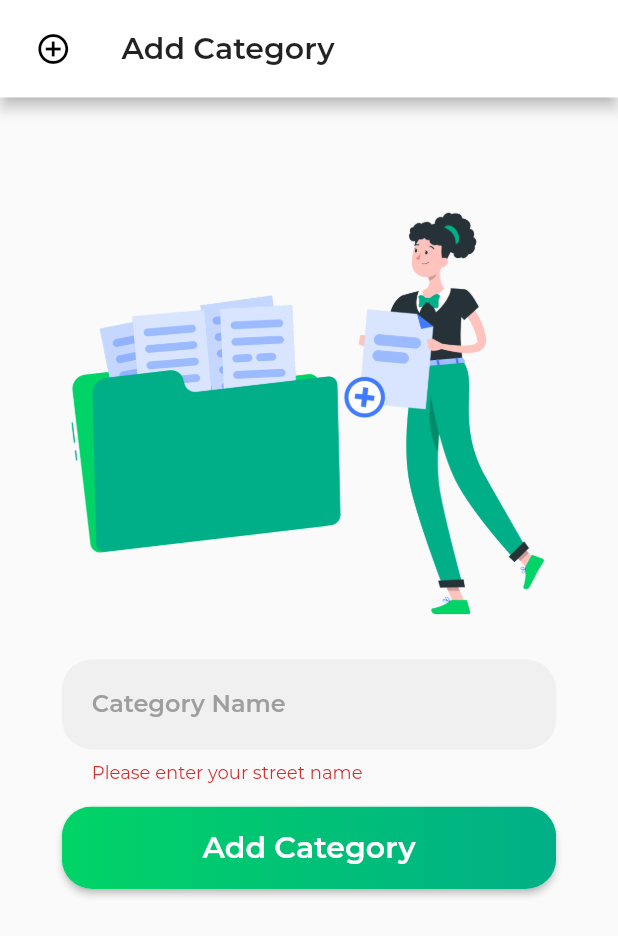
After one commit to youssefdegweyy/mobile_development, a Flutter app: the AddCategory screen opened by its route, after a tap on "Add Category", on a phone screen of 412 x 824 dp. The commit adds this screen. Shown: the top 936 px of the screen. Run offline on Flutter 3.47's test engine with Material 2 defaults, Android fonts, the light colour scheme and no system bars; our stand-ins replace auto_size_text, firebase_auth, firebase_core, flutter_spinkit, fluttertoast, shared_preferences; missing offline and left inert: confirm_dialog; accounts and stored records are empty; project files that could hold a hidden picture were left out.

Commit message:
Admin (Add Category)

```diff
--- a/lib/main.dart
+++ b/lib/main.dart
@@ -1,4 +1,6 @@
 import 'package:firebase_core/firebase_core.dart';
+import 'package:mycart/screens/admin/add_category.dart';
+import 'package:mycart/screens/admin/add_location.dart';
 import 'package:mycart/screens/contactus_screen.dart';
 import 'package:mycart/screens/offers_screen.dart';
 import 'package:mycart/screens/checkout.dart';
@@ -14,9 +16,9 @@
 import 'package:flutter/material.dart';
 import './screens/splash_screen.dart';
 
-void main() async{
+void main() async {
   WidgetsFlutterBinding.ensureInitialized();
-   await Firebase.initializeApp();
+  await Firebase.initializeApp();
   runApp(MyApp());
 }
 
@@ -65,6 +67,8 @@
         DrawerScreen.routeName: (ctx) => DrawerScreen(),
         CheckoutScreen.routeName: (ctx) => CheckoutScreen(),
         ContactUsScreen.routeName: (ctx) => ContactUsScreen(),
+        AddCategory.routeName: (ctx) => AddCategory(),
+        AddLocation.routeName: (ctx) => AddLocation(),
       },
     );
   }
--- /dev/null
+++ b/lib/screens/admin/add_category.dart
@@ -0,0 +1,139 @@
+import 'package:flutter/material.dart';
+
+class AddCategory extends StatefulWidget {
+  static const routeName = '/addCat';
+
+  @override
+  _AddCategoryState createState() => _AddCategoryState();
+}
+
+class _AddCategoryState extends State<AddCategory> {
+  final _formKey = GlobalKey<FormState>();
+
+  final phoneNumberController = TextEditingController();
+  @override
+  Widget build(BuildContext context) {
+    return Scaffold(
+      backgroundColor: Colors.white,
+      appBar: PreferredSize(
+        preferredSize: Size.fromHeight(0.0),
+        child: AppBar(
+          brightness: Brightness.dark,
+          flexibleSpace: Container(
+            decoration: new BoxDecoration(
+              gradient: LinearGradient(
+                colors: <Color>[
+                  Color(0xFF00d466),
+                  Color(0xFF00af87),
+                ],
+              ),
+            ),
+          ),
+        ),
+      ),
+      body: Scaffold(
+        appBar: AppBar(
+          toolbarHeight: 65,
+          automaticallyImplyLeading: false,
+          leadingWidth: 65,
+          title: Text(
+            "Add Category",
+            style: TextStyle(fontWeight: FontWeight.bold),
+          ),
+          leading: Padding(
+            padding: EdgeInsets.only(left: 15, right: 9, top: 9, bottom: 9),
+            child: IconButton(
+              icon: Icon(Icons.add_circle_outline),
+              onPressed: () => Navigator.of(context).pop(),
+            ),
+          ),
+        ),
+        body: Container(
+          child: ListView(
+            padding: EdgeInsets.only(
+              left: MediaQuery.of(context).size.width * 0.1,
+              right: MediaQuery.of(context).size.width * 0.1,
+              top: 30,
+              bottom: 30,
+            ),
+            children: [
+              Image(
+                image: AssetImage('assets/images/cat.png'),
+              ),
+              Form(
+                key: _formKey,
+                child: Column(
+                  mainAxisAlignment: MainAxisAlignment.center,
+                  crossAxisAlignment: CrossAxisAlignment.start,
+                  children: <Widget>[
+                    Padding(
+                      padding: EdgeInsets.only(top: 15),
+                      child: TextFormField(
+                        decoration: new InputDecoration(
+                          contentPadding: EdgeInsets.all(20),
+                          isDense: true,
+                          hintText: 'Category Name',
+                          hintStyle: new TextStyle(
+                              color: Colors.grey, fontWeight: FontWeight.bold),
+                          filled: true,
+                          border: OutlineInputBorder(
+                            borderRadius: BorderRadius.circular(20),
+                            borderSide: BorderSide(
+                              width: 0,
+                              style: BorderStyle.none,
+                            ),
+                          ),
+                        ),
+                        validator: (value) {
+                          if (value.isEmpty) {
+                            return 'Please enter your street name';
+                          }
+                          return null;
+                        },
+                      ),
+                    ),
+                    Padding(
+                      padding: EdgeInsets.only(top: 15),
+                      child: RaisedButton(
+                          shape: RoundedRectangleBorder(
+                              borderRadius: BorderRadius.circular(20.0)),
+                          padding: const EdgeInsets.all(0.0),
+                          child: Ink(
+                            decoration: const BoxDecoration(
+                              gradient: LinearGradient(
+                                colors: <Color>[
+                                  Color(0xFF00d466),
+                                  Color(0xFF00af87),
+                                ],
+                              ),
+                              borderRadius:
+                                  BorderRadius.all(Radius.circular(20.0)),
+                            ),
+                            child: Container(
+                              constraints: const BoxConstraints(
+                                  minWidth: 88.0, minHeight: 55),
+                              alignment: Alignment.center,
+                              child: Text(
+                                'Add Category',
+                                textAlign: TextAlign.center,
+                                style: TextStyle(
+                                    color: Colors.white,
+                                    fontSize: 20,
+                                    fontWeight: FontWeight.bold),
+                              ),
+                            ),
+                          ),
+                          onPressed: () {
+                            if (_formKey.currentState.validate()) {}
+                          }),
+                    ),
+                  ],
+                ),
+              ),
+            ],
+          ),
+        ),
+      ),
+    );
+  }
+}
--- /dev/null
+++ b/lib/screens/admin/add_location.dart
@@ -0,0 +1,15 @@
+import 'package:flutter/material.dart';
+
+class AddLocation extends StatefulWidget {
+  static const routeName = '/addLoc';
+
+  @override
+  _AddLocationState createState() => _AddLocationState();
+}
+
+class _AddLocationState extends State<AddLocation> {
+  @override
+  Widget build(BuildContext context) {
+    return Container();
+  }
+}
--- a/lib/screens/sign_in.dart
+++ b/lib/screens/sign_in.dart
@@ -1,3 +1,4 @@
+import 'package:mycart/screens/admin/add_category.dart';
 import 'package:mycart/screens/drawer_screen.dart';
 import 'package:mycart/screens/forgot_password.dart';
 import 'package:mycart/screens/sign_up.dart';
@@ -194,7 +195,7 @@
                                     await _auth.signIn(_email, _password);
                                     Navigator.pushReplacementNamed(
                                       context,
-                                      SignUpScreen.routeName,
+                                      AddCategory.routeName,
                                     );
                                   } catch (e) {
                                     Scaffold.of(context).showSnackBar(
--- a/pubspec.yaml
+++ b/pubspec.yaml
@@ -63,6 +63,7 @@
     - assets/images/main/logo.png
     - assets/images/main/logo_c.png
     - assets/images/ic_launcher.png
+    - assets/images/cat.png
     - assets/images/other_icons/cart_sm.png
     - assets/images/other_icons/cart_lg.png
     - assets/images/other_icons/bike_lg.png
```
Also changed, not shown: assets/images/cat.png (added), lib/screens/admin/add_main_menu_item.dart (added), lib/screens/admin/add_sub_menu_item.dart (added).
